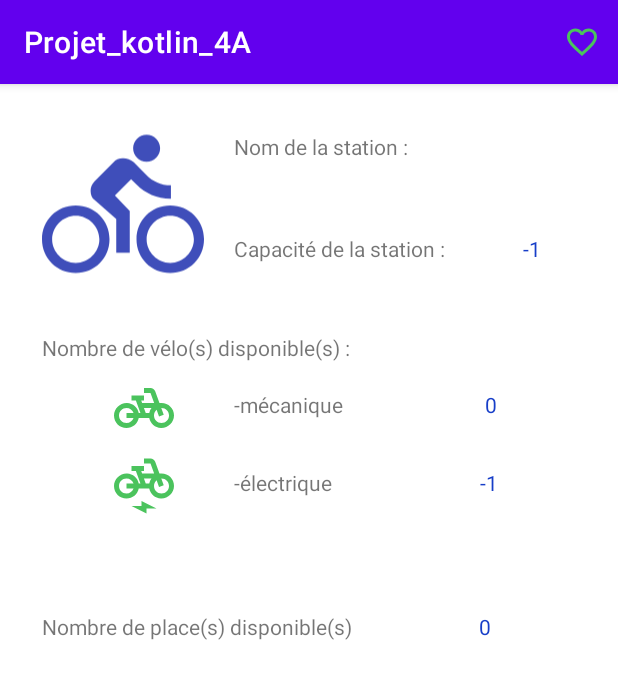
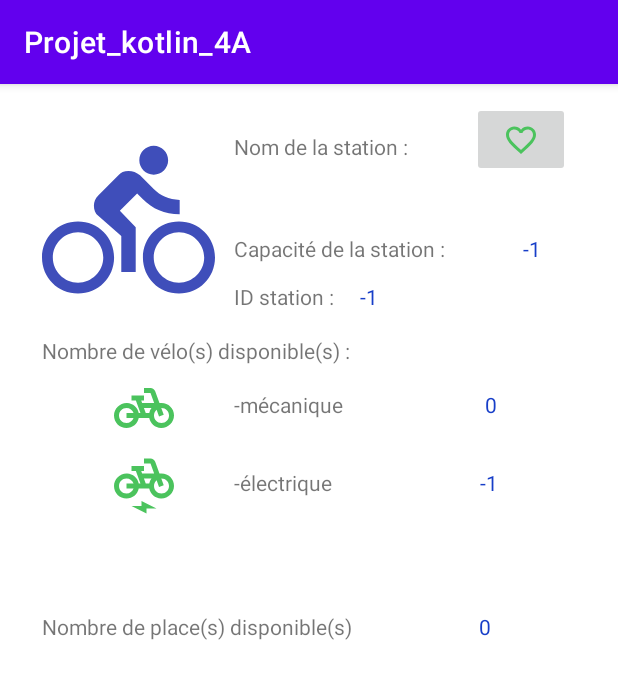
Before and after one commit to Tristan-Bourhis/Application_android_projet_4A, an Android app: the DetailActivity screen opened directly, with no data from a screen before it, on a phone screen of 412 x 824 dp. Shown: the top 679 px of the screen. Run offline under Robolectric (Android 15) with nearby library versions, the phone set to English and light mode, and no system bars.

Commit message:
create bdd

```diff
--- a/app/src/main/java/fr/epf/min1/projet_kotlin_4a/DetailActivity.kt
+++ b/app/src/main/java/fr/epf/min1/projet_kotlin_4a/DetailActivity.kt
@@ -1,7 +1,5 @@
 package fr.epf.min1.projet_kotlin_4a
 
-import android.content.ClipData
-import android.content.Intent
 import androidx.appcompat.app.AppCompatActivity
 import android.os.Bundle
 import android.view.Menu
@@ -14,7 +12,11 @@ class DetailActivity : AppCompatActivity() {
         super.onCreate(savedInstanceState)
         setContentView(R.layout.activity_detail)
 
-        //verifier si la station est en favoris pour init l'item du menu
+        //verifier si la station est en favoris pour init l'item du menu ou changer item par button
+
+        val station_id = intent.getIntExtra("station_id", -1)
+        val station_idTextView = findViewById<TextView>(R.id.station_idTextView)
+        station_idTextView.text = station_id.toString()
 
         val nameTextView = findViewById<TextView>(R.id.detailNameTextView)
         nameTextView.text = intent.getStringExtra("name")
@@ -37,20 +39,4 @@ class DetailActivity : AppCompatActivity() {
         val nbPlaceTextView = findViewById<TextView>(R.id.nbPlaceTextView)
         nbPlaceTextView.text = nbPlace.toString()
     }
-
-    override fun onCreateOptionsMenu(menu: Menu?): Boolean {
-        menuInflater.inflate(R.menu.detail, menu)
-        return super.onCreateOptionsMenu(menu)
-    }
-
-    override fun onOptionsItemSelected(item: MenuItem): Boolean {
-        when(item.itemId){
-            R.id.favorite_detail_button -> {
-                //TODO
-                //fill heart
-                //add to favorite
-            }
-        }
-        return super.onOptionsItemSelected(item)
-    }
 }
--- a/app/src/main/java/fr/epf/min1/projet_kotlin_4a/MapsActivity.kt
+++ b/app/src/main/java/fr/epf/min1/projet_kotlin_4a/MapsActivity.kt
@@ -36,10 +36,12 @@ class MapsActivity : AppCompatActivity(), OnMapReadyCallback, GoogleMap.OnInfoWi
         binding = ActivityMapsBinding.inflate(layoutInflater)
         setContentView(binding.root)
 
+
         // Obtain the SupportMapFragment and get notified when the map is ready to be used.
         val mapFragment = supportFragmentManager
             .findFragmentById(R.id.map) as SupportMapFragment
         mapFragment.getMapAsync(this)
+
 
         api()
     }
@@ -73,6 +75,7 @@ class MapsActivity : AppCompatActivity(), OnMapReadyCallback, GoogleMap.OnInfoWi
         for (i in listeStation) {
             val positionStation = LatLng(i.lat, i.lon)
             if (marker.position == positionStation) {
+                intent.putExtra("station_id", i.station_id)
                 intent.putExtra("name", i.name)
                 intent.putExtra("capacity", i.capacity)
                 intent.putExtra("nbVelo", i.nbVelo)
@@ -97,6 +100,7 @@ class MapsActivity : AppCompatActivity(), OnMapReadyCallback, GoogleMap.OnInfoWi
         result.enqueue(object : Callback<JsonObject> {
             override fun onResponse(call: Call<JsonObject>, response: Response<JsonObject>) {
                 if(response.isSuccessful) {
+                    Toast.makeText(applicationContext, "Chargement des données", Toast.LENGTH_SHORT).show()
                     val result = response.body()
                     val data = result?.get("data")?.asJsonObject
                     val station = data?.get("stations")?.asJsonArray
--- a/app/src/main/res/layout/activity_detail.xml
+++ b/app/src/main/res/layout/activity_detail.xml
@@ -42,10 +42,10 @@
         android:layout_width="wrap_content"
         android:layout_height="wrap_content"
         android:layout_marginStart="28dp"
-        android:layout_marginTop="28dp"
+        android:layout_marginTop="168dp"
         android:text="Nombre de vélo(s) disponible(s) :"
         app:layout_constraintStart_toStartOf="parent"
-        app:layout_constraintTop_toBottomOf="@+id/imageView" />
+        app:layout_constraintTop_toTopOf="parent" />
 
     <TextView
         android:id="@+id/nbVeloMecaniqueTextView"
@@ -126,8 +126,8 @@
 
     <ImageView
         android:id="@+id/imageView"
-        android:layout_width="108dp"
-        android:layout_height="114dp"
+        android:layout_width="115dp"
+        android:layout_height="135dp"
         android:layout_marginStart="28dp"
         android:layout_marginTop="24dp"
         app:layout_constraintStart_toStartOf="parent"
@@ -155,4 +155,35 @@
         app:layout_constraintStart_toStartOf="parent"
         app:layout_constraintTop_toTopOf="parent"
         app:srcCompat="@drawable/ic_baseline_pedal_bike_24" />
+
+    <TextView
+        android:id="@+id/textView13"
+        android:layout_width="wrap_content"
+        android:layout_height="wrap_content"
+        android:layout_marginStart="156dp"
+        android:layout_marginTop="132dp"
+        android:text="ID station :"
+        app:layout_constraintStart_toStartOf="parent"
+        app:layout_constraintTop_toTopOf="parent" />
+
+    <TextView
+        android:id="@+id/station_idTextView"
+        android:layout_width="wrap_content"
+        android:layout_height="wrap_content"
+        android:layout_marginStart="240dp"
+        android:layout_marginTop="132dp"
+        android:text="TextView"
+        android:textColor="#173EC8"
+        app:layout_constraintStart_toStartOf="parent"
+        app:layout_constraintTop_toTopOf="parent" />
+
+    <ImageButton
+        android:id="@+id/imageButton"
+        android:layout_width="65dp"
+        android:layout_height="50dp"
+        android:layout_marginTop="12dp"
+        android:layout_marginEnd="32dp"
+        app:layout_constraintEnd_toEndOf="parent"
+        app:layout_constraintTop_toTopOf="parent"
+        app:srcCompat="@drawable/ic_baseline_favorite_border_24" />
 </androidx.constraintlayout.widget.ConstraintLayout>
--- a/app/src/main/res/menu/detail.xml
+++ /dev/null
@@ -1,10 +0,0 @@
-<?xml version="1.0" encoding="utf-8"?>
-<menu xmlns:android="http://schemas.android.com/apk/res/android"
-    xmlns:app="http://schemas.android.com/apk/res-auto">
-
-    <item
-        android:id="@+id/favorite_detail_button"
-        android:icon="@drawable/ic_baseline_favorite_border_24"
-        android:title="favoris"
-        app:showAsAction="ifRoom" />
-</menu>
```
Also changed, not shown: app/build.gradle (+10 -2 lines), app/src/main/java/fr/epf/min1/projet_kotlin_4a/StationFavoritesActivity.kt (+14 -11 lines), app/src/main/java/fr/epf/min1/projet_kotlin_4a/bdd/AppDataBase.kt (added, +9 -0 lines), app/src/main/java/fr/epf/min1/projet_kotlin_4a/bdd/StationDAO.kt (added, +16 -0 lines), app/src/main/java/fr/epf/min1/projet_kotlin_4a/bdd/StationEntity.kt (added, +15 -0 lines).
